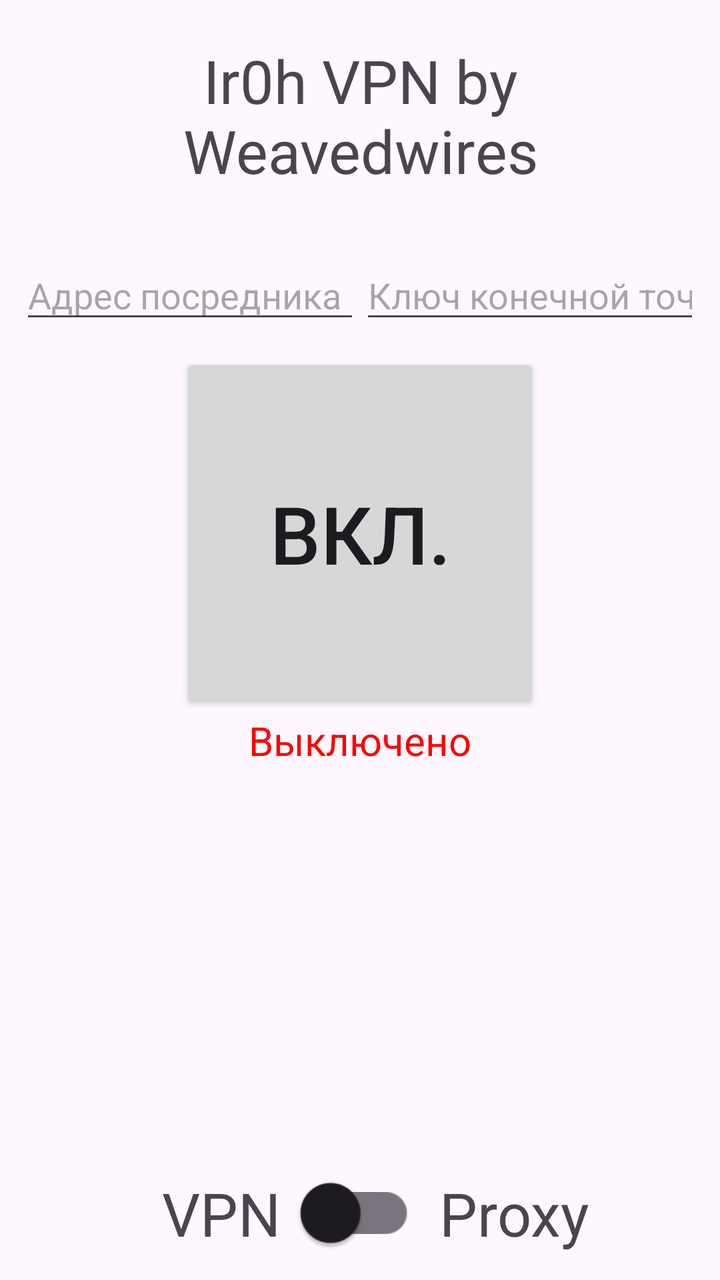
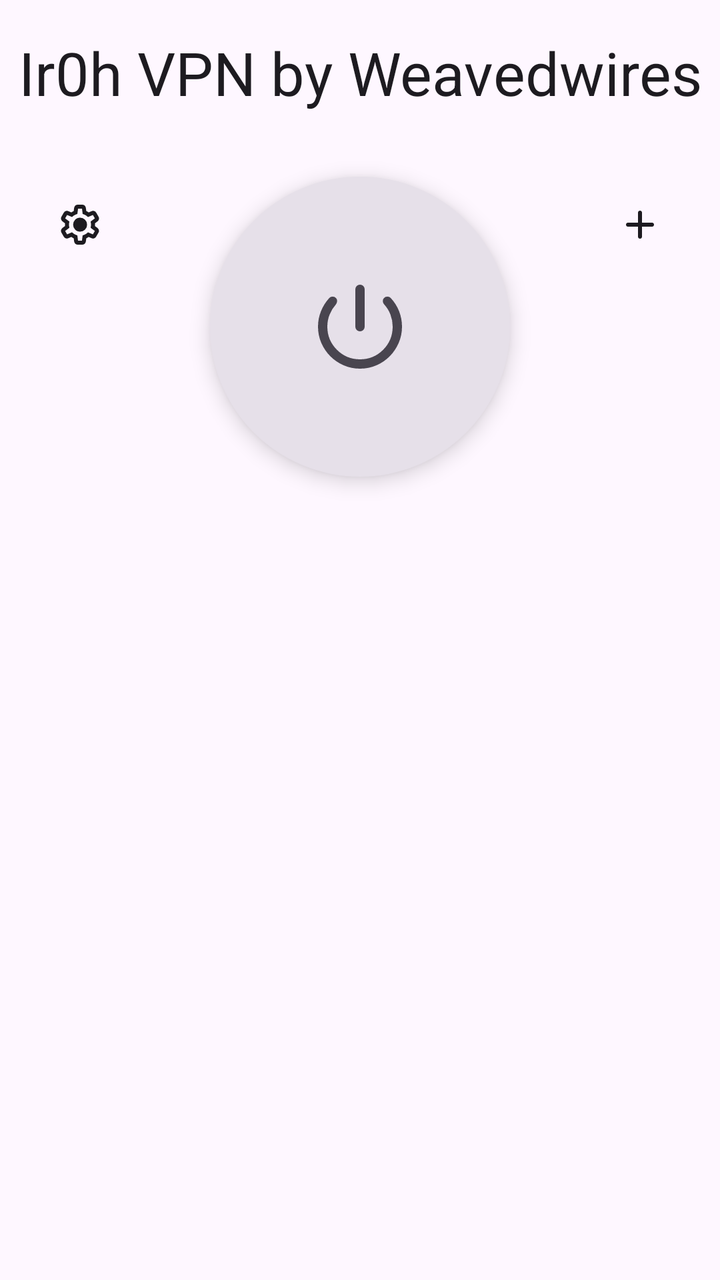

Compare the two renders of this Android layout. The source of the first and the diff that turns it into the second are given below.
<!-- AndroidManifest.xml: application theme Theme.IrohProxy -->
<!-- res/layout/activity_main.xml -->
<?xml version="1.0" encoding="utf-8"?>
<androidx.constraintlayout.widget.ConstraintLayout xmlns:android="http://schemas.android.com/apk/res/android"
    xmlns:app="http://schemas.android.com/apk/res-auto"
    android:id="@+id/main"
    android:layout_width="match_parent"
    android:layout_height="match_parent">

    <TextView
        android:id="@+id/app_name"
        android:layout_width="match_parent"
        android:layout_height="wrap_content"
        android:padding="20dp"
        android:text="@string/app_name_with_nick"
        android:gravity="center"
        android:textSize="30dp"
        app:layout_constraintEnd_toEndOf="parent"
        app:layout_constraintStart_toStartOf="parent"
        app:layout_constraintTop_toTopOf="parent" />

    <LinearLayout
        android:id="@+id/linearLayout"
        android:layout_width="match_parent"
        android:layout_height="wrap_content"
        android:orientation="horizontal"
        android:padding="10dp"
        app:layout_constraintEnd_toEndOf="parent"
        app:layout_constraintStart_toStartOf="parent"
        app:layout_constraintTop_toBottomOf="@+id/app_name">

        <EditText
            android:id="@+id/relay_address"
            android:layout_width="wrap_content"
            android:layout_height="wrap_content"
            android:layout_weight="1"
            android:ems="10"
            android:hint="@string/relay_address"
            android:inputType="text" />

        <EditText
            android:id="@+id/endpoint_key"
            android:layout_width="wrap_content"
            android:layout_height="wrap_content"
            android:layout_weight="1"
            android:ems="10"
            android:hint="@string/endpoint_key"
            android:inputType="text" />

    </LinearLayout>

    <Button
        android:id="@+id/enable_button"
        android:layout_width="180sp"
        android:layout_height="180sp"
        android:text="@string/enable"
        android:textSize="40sp"
        app:layout_constraintEnd_toEndOf="parent"
        app:layout_constraintStart_toStartOf="parent"
        app:layout_constraintTop_toBottomOf="@+id/linearLayout" />

    <TextView
        android:id="@+id/status_text"
        android:layout_width="wrap_content"
        android:layout_height="wrap_content"
        android:text="@string/disabled"
        android:textColor="@color/disabled"
        android:textSize="20sp"
        app:layout_constraintEnd_toEndOf="parent"
        app:layout_constraintStart_toStartOf="parent"
        app:layout_constraintTop_toBottomOf="@+id/enable_button" />

    <androidx.appcompat.widget.SwitchCompat
        android:id="@+id/VPN_proxy_switch"
        android:layout_width="wrap_content"
        android:layout_height="wrap_content"
        android:layout_marginBottom="4dp"
        android:padding="20dp"
        android:scaleX="1.5"
        android:scaleY="1.5"
        app:layout_constraintBottom_toBottomOf="parent"
        app:layout_constraintEnd_toEndOf="parent"
        app:layout_constraintStart_toStartOf="parent" />

    <TextView
        android:id="@+id/VPN_text"
        android:layout_width="0dp"
        android:layout_height="0dp"
        android:layout_marginBottom="4dp"
        android:text="@string/vpn"
        android:textSize="30sp"
        android:gravity="center_vertical|end"
        app:layout_constraintBottom_toBottomOf="parent"
        app:layout_constraintEnd_toStartOf="@+id/VPN_proxy_switch"
        app:layout_constraintHorizontal_bias="0.0"
        app:layout_constraintStart_toStartOf="parent"
        app:layout_constraintTop_toTopOf="@+id/VPN_proxy_switch" />

    <TextView
        android:id="@+id/proxy_text"
        android:layout_width="0dp"
        android:layout_height="0dp"
        android:layout_marginBottom="4dp"
        android:text="@string/proxy"
        android:textSize="30sp"
        android:gravity="center_vertical"
        app:layout_constraintBottom_toBottomOf="parent"
        app:layout_constraintEnd_toEndOf="parent"
        app:layout_constraintStart_toEndOf="@+id/VPN_proxy_switch"
        app:layout_constraintTop_toTopOf="@+id/VPN_proxy_switch" />

</androidx.constraintlayout.widget.ConstraintLayout>
<!-- resources referenced by this layout -->
<resources>
  <color name="disabled">#FF0000</color>
  <string name="app_name_with_nick">Ir0h VPN by Weavedwires</string>
  <string name="disabled">Выключено</string>
  <string name="enable">Вкл.</string>
  <string name="endpoint_key">Ключ конечной точки</string>
  <string name="proxy">Proxy</string>
  <string name="relay_address">Адрес посредника</string>
  <string name="vpn">VPN</string>
  <style name="Theme.IrohProxy" parent="Base.Theme.IrohProxy" />
  <style name="Base.Theme.IrohProxy" parent="Theme.Material3.DayNight.NoActionBar">
          
          
      </style>
</resources>

<!-- the commit's change to res/layout/activity_main.xml (unified diff, before → after) -->
@@ -1,110 +1,75 @@
 <?xml version="1.0" encoding="utf-8"?>
 <androidx.constraintlayout.widget.ConstraintLayout xmlns:android="http://schemas.android.com/apk/res/android"
     xmlns:app="http://schemas.android.com/apk/res-auto"
+    xmlns:tools="http://schemas.android.com/tools"
     android:id="@+id/main"
     android:layout_width="match_parent"
     android:layout_height="match_parent">
 
     <TextView
-        android:id="@+id/app_name"
-        android:layout_width="match_parent"
+        android:id="@+id/page_name"
+        android:layout_width="0dp"
         android:layout_height="wrap_content"
-        android:padding="20dp"
+        android:layout_marginTop="16dp"
+        android:gravity="center"
         android:text="@string/app_name_with_nick"
-        android:gravity="center"
-        android:textSize="30dp"
+        android:textAppearance="?attr/textAppearanceHeadlineSmall"
+        android:textSize="30sp"
         app:layout_constraintEnd_toEndOf="parent"
         app:layout_constraintStart_toStartOf="parent"
         app:layout_constraintTop_toTopOf="parent" />
 
-    <LinearLayout
-        android:id="@+id/linearLayout"
-        android:layout_width="match_parent"
-        android:layout_height="wrap_content"
-        android:orientation="horizontal"
-        android:padding="10dp"
+    <ImageButton
+        android:id="@+id/settings_button"
+        android:layout_width="48dp"
+        android:layout_height="48dp"
+        android:layout_marginStart="16dp"
+        android:layout_marginTop="32dp"
+        android:background="?attr/selectableItemBackgroundBorderless"
+        android:contentDescription="@string/settings"
+        android:src="@drawable/ic_settings"
+        app:layout_constraintStart_toStartOf="parent"
+        app:layout_constraintTop_toBottomOf="@id/page_name"
+        app:tint="?attr/colorOnSurface" />
+
+    <ImageButton
+        android:id="@+id/add_button"
+        android:layout_width="48dp"
+        android:layout_height="48dp"
+        android:layout_marginTop="32dp"
+        android:layout_marginEnd="16dp"
+        android:background="?attr/selectableItemBackgroundBorderless"
+        android:contentDescription="@string/add_connection"
+        android:src="@drawable/ic_add"
         app:layout_constraintEnd_toEndOf="parent"
-        app:layout_constraintStart_toStartOf="parent"
-        app:layout_constraintTop_toBottomOf="@+id/app_name">
+        app:layout_constraintTop_toBottomOf="@id/page_name"
+        app:tint="?attr/colorOnSurface" />
 
-        <EditText
-            android:id="@+id/relay_address"
-            android:layout_width="wrap_content"
-            android:layout_height="wrap_content"
-            android:layout_weight="1"
-            android:ems="10"
-            android:hint="@string/relay_address"
-            android:inputType="text" />
-
-        <EditText
-            android:id="@+id/endpoint_key"
-            android:layout_width="wrap_content"
-            android:layout_height="wrap_content"
-            android:layout_weight="1"
-            android:ems="10"
-            android:hint="@string/endpoint_key"
-            android:inputType="text" />
-
-    </LinearLayout>
-
-    <Button
-        android:id="@+id/enable_button"
-        android:layout_width="180sp"
-        android:layout_height="180sp"
-        android:text="@string/enable"
-        android:textSize="40sp"
-        app:layout_constraintEnd_toEndOf="parent"
-        app:layout_constraintStart_toStartOf="parent"
-        app:layout_constraintTop_toBottomOf="@+id/linearLayout" />
-
-    <TextView
-        android:id="@+id/status_text"
-        android:layout_width="wrap_content"
-        android:layout_height="wrap_content"
-        android:text="@string/disabled"
-        android:textColor="@color/disabled"
-        android:textSize="20sp"
+    <androidx.recyclerview.widget.RecyclerView
+        android:id="@+id/connection_list"
+        android:layout_width="0dp"
+        android:layout_height="0dp"
+        android:layout_margin="16dp"
+        android:clipToPadding="false"
+        app:layout_constraintBottom_toBottomOf="parent"
         app:layout_constraintEnd_toEndOf="parent"
         app:layout_constraintStart_toStartOf="parent"
         app:layout_constraintTop_toBottomOf="@+id/enable_button" />
 
-    <androidx.appcompat.widget.SwitchCompat
-        android:id="@+id/VPN_proxy_switch"
+    <com.google.android.material.floatingactionbutton.FloatingActionButton
+        android:id="@+id/enable_button"
         android:layout_width="wrap_content"
         android:layout_height="wrap_content"
-        android:layout_marginBottom="4dp"
-        android:padding="20dp"
-        android:scaleX="1.5"
-        android:scaleY="1.5"
-        app:layout_constraintBottom_toBottomOf="parent"
-        app:layout_constraintEnd_toEndOf="parent"
-        app:layout_constraintStart_toStartOf="parent" />
-
-    <TextView
-        android:id="@+id/VPN_text"
-        android:layout_width="0dp"
-        android:layout_height="0dp"
-        android:layout_marginBottom="4dp"
-        android:text="@string/vpn"
-        android:textSize="30sp"
-        android:gravity="center_vertical|end"
-        app:layout_constraintBottom_toBottomOf="parent"
-        app:layout_constraintEnd_toStartOf="@+id/VPN_proxy_switch"
-        app:layout_constraintHorizontal_bias="0.0"
-        app:layout_constraintStart_toStartOf="parent"
-        app:layout_constraintTop_toTopOf="@+id/VPN_proxy_switch" />
-
-    <TextView
-        android:id="@+id/proxy_text"
-        android:layout_width="0dp"
-        android:layout_height="0dp"
-        android:layout_marginBottom="4dp"
-        android:text="@string/proxy"
-        android:textSize="30sp"
-        android:gravity="center_vertical"
-        app:layout_constraintBottom_toBottomOf="parent"
-        app:layout_constraintEnd_toEndOf="parent"
-        app:layout_constraintStart_toEndOf="@+id/VPN_proxy_switch"
-        app:layout_constraintTop_toTopOf="@+id/VPN_proxy_switch" />
-
+        android:layout_marginTop="32dp"
+        android:contentDescription="@string/enable"
+        app:backgroundTint="?attr/colorSurfaceContainerHighest"
+        app:fabCustomSize="150dp"
+        android:tooltipText="@string/enable"
+        app:layout_constraintEnd_toStartOf="@+id/add_button"
+        app:layout_constraintStart_toEndOf="@+id/settings_button"
+        app:layout_constraintTop_toBottomOf="@+id/page_name"
+        app:maxImageSize="56dp"
+        app:shapeAppearanceOverlay="@style/ShapeAppearanceOverlay.IrohProxy.Circle"
+        app:srcCompat="@drawable/ic_power"
+        app:tint="?attr/colorOnSurfaceVariant" />
 </androidx.constraintlayout.widget.ConstraintLayout>
<!-- resource entries referenced after the edit -->
@@ -1,13 +1,58 @@
 <!-- resources referenced by this layout -->
 <resources>
-  <color name="disabled">#FF0000</color>
+  <!-- drawable ic_add (drawable) -->
+  <vector xmlns:android="http://schemas.android.com/apk/res/android"
+      android:width="24dp"
+      android:height="24dp"
+      android:viewportWidth="24"
+      android:viewportHeight="24">
+      <group
+          android:scaleX="0.025"
+          android:scaleY="0.025"
+          android:translateY="24">
+          <path
+              android:fillColor="#FF000000"
+              android:pathData="M440-440H240q-17 0-28.5-11.5T200-480q0-17 11.5-28.5T240-520h200v-200q0-17 11.5-28.5T480-760q17 0 28.5 11.5T520-720v200h200q17 0 28.5 11.5T760-480q0 17-11.5 28.5T720-440H520v200q0 17-11.5 28.5T480-200q-17 0-28.5-11.5T440-240v-200Z" />
+      </group>
+  </vector>
+  <!-- drawable ic_power (drawable) -->
+  <vector xmlns:android="http://schemas.android.com/apk/res/android"
+      android:width="24dp"
+      android:height="24dp"
+      android:viewportWidth="24"
+      android:viewportHeight="24">
+      <group
+          android:scaleX="0.025"
+          android:scaleY="0.025"
+          android:translateY="24">
+          <path
+              android:fillColor="#FF000000"
+              android:pathData="M440-480v-320q0-17 11.5-28.5T480-840q17 0 28.5 11.5T520-800v320q0 17-11.5 28.5T480-440q-17 0-28.5-11.5T440-480Zm40 360q-74 0-139.5-28.5T226-226q-49-49-77.5-114.5T120-480q0-69 25.5-132.5T217-726q11-12 28-12t29 12q11 11 10 27.5T272-669q-34 38-53 86.5T200-480q0 116 82 198t198 82q117 0 198.5-82T760-480q0-54-19-103.5T687-671q-11-12-11.5-28t10.5-27q12-12 29-12t28 12q47 50 72 113.5T840-480q0 74-28.5 139.5t-77 114.5q-48.5 49-114 77.5T480-120Z" />
+      </group>
+  </vector>
+  <!-- drawable ic_settings (drawable) -->
+  <vector xmlns:android="http://schemas.android.com/apk/res/android"
+      android:width="24dp"
+      android:height="24dp"
+      android:viewportWidth="24"
+      android:viewportHeight="24">
+      <group
+          android:scaleX="0.025"
+          android:scaleY="0.025"
+          android:translateY="24">
+          <path
+              android:fillColor="#FF000000"
+              android:pathData="M433-80q-27 0-46.5-18T363-142l-9-66q-13-5-24.5-12T307-235l-62 26q-25 11-50 2t-39-32l-47-82q-14-23-8-49t27-43l53-40q-1-7-1-13.5v-27q0-6.5 1-13.5l-53-40q-21-17-27-43t8-49l47-82q14-23 39-32t50 2l62 26q11-8 23-15t24-12l9-66q4-26 23.5-44t46.5-18h94q27 0 46.5 18t23.5 44l9 66q13 5 24.5 12t22.5 15l62-26q25-11 50-2t39 32l47 82q14 23 8 49t-27 43l-53 40q1 7 1 13.5v27q0 6.5-2 13.5l53 40q21 17 27 43t-8 49l-48 82q-14 23-39 32t-50-2l-60-26q-11 8-23 15t-24 12l-9 66q-4 26-23.5 44T527-80h-94Zm7-80h79l14-106q31-8 57.5-23.5T639-327l99 41 39-68-86-65q5-14 7-29.5t2-31.5q0-16-2-31.5t-7-29.5l86-65-39-68-99 42q-22-23-48.5-38.5T533-694l-13-106h-79l-14 106q-31 8-57.5 23.5T321-633l-99-41-39 68 86 64q-5 15-7 30t-2 32q0 16 2 31t7 30l-86 65 39 68 99-42q22 23 48.5 38.5T427-266l13 106Zm42-180q58 0 99-41t41-99q0-58-41-99t-99-41q-59 0-99.5 41T342-480q0 58 40.5 99t99.5 41Zm-2-140Z" />
+      </group>
+  </vector>
+  <string name="add_connection">Добавить</string>
   <string name="app_name_with_nick">Ir0h VPN by Weavedwires</string>
-  <string name="disabled">Выключено</string>
   <string name="enable">Вкл.</string>
-  <string name="endpoint_key">Ключ конечной точки</string>
-  <string name="proxy">Proxy</string>
-  <string name="relay_address">Адрес посредника</string>
-  <string name="vpn">VPN</string>
+  <string name="settings">Настройки</string>
+  <style name="ShapeAppearanceOverlay.IrohProxy.Circle" parent="">
+          <item name="cornerFamily">rounded</item>
+          <item name="cornerSize">50%</item>
+      </style>
   <style name="Theme.IrohProxy" parent="Base.Theme.IrohProxy" />
   <style name="Base.Theme.IrohProxy" parent="Theme.Material3.DayNight.NoActionBar">
           
